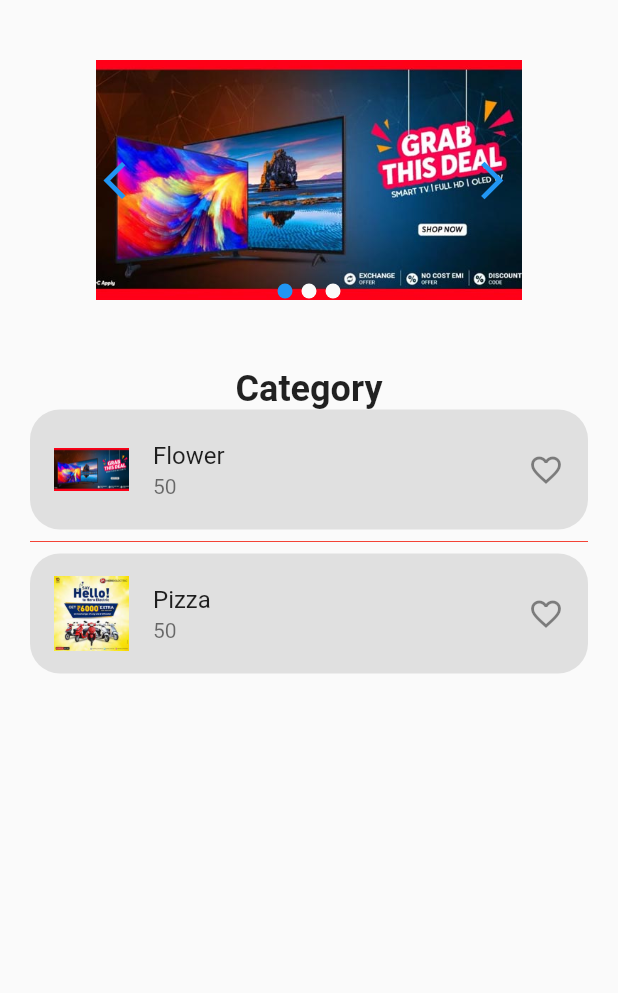
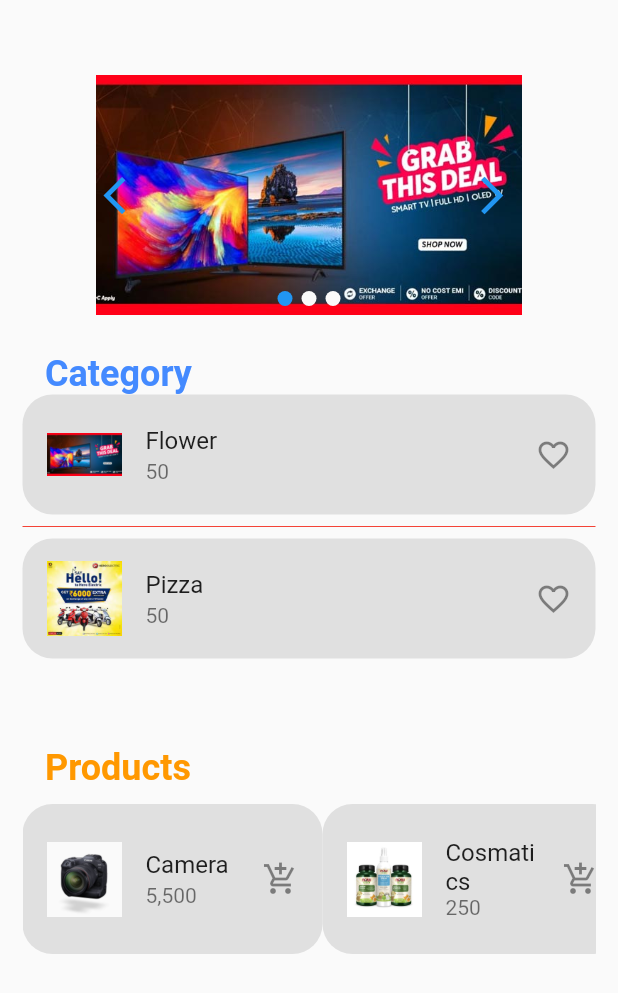
Before and after one commit to hagrasy/amit, a Flutter app: the screen it shows after launch, on a phone screen of 412 x 824 dp. Shown: the top 993 px of the screen. Run offline on Flutter 3.47's test engine with Material 2 defaults, Android fonts, the phone set to English and light mode, and no system bars; drawn by our look-alikes of card_swiper.

Commit message:
add products

```diff
--- /dev/null
+++ b/lib/model/product_model.dart
@@ -0,0 +1,32 @@
+import 'package:flutter/material.dart';
+
+class ItemShop {
+  String? pathPic;
+  String? textItem;
+  Icon? iconItem;
+  String? price;
+
+  ItemShop(
+      {required this.pathPic,
+      required this.textItem,
+      required this.iconItem,
+      required this.price});
+}
+
+List<ItemShop> dataShop = [
+  ItemShop(
+      pathPic: "assets/images/P1.jpg",
+      textItem: "Camera",
+      iconItem: const Icon(Icons.add_shopping_cart_outlined),
+      price: "5,500"),
+  ItemShop(
+      pathPic: "assets/images/P2.jpg",
+      textItem: "Cosmatics",
+      iconItem: const Icon(Icons.add_shopping_cart_outlined),
+      price: "250"),
+  ItemShop(
+      pathPic: "assets/images/P3.jpg",
+      textItem: "Iphone",
+      iconItem: const Icon(Icons.add_shopping_cart_outlined),
+      price: "32,000")
+];
--- a/lib/screens/home.dart
+++ b/lib/screens/home.dart
@@ -1,7 +1,8 @@
 import 'package:flutter/material.dart';
 import 'package:card_swiper/card_swiper.dart';
 import 'package:note_app/model/item_model.dart';
-
+import 'package:note_app/views/products.dart';
+import 'package:note_app/model/product_model.dart';
 import '../views/items.dart';
 
 // ignore: must_be_immutable
@@ -12,7 +13,7 @@ class HomeScreen extends StatelessWidget {
     "assets/images/2.png",
     "assets/images/3.jpeg",
   ];
-  List<String> data2 = ["Pizza", "Burger", "Crapes"];
+
   @override
   Widget build(BuildContext context) {
     return Scaffold(
@@ -20,7 +21,7 @@ class HomeScreen extends StatelessWidget {
         height: double.infinity,
         width: double.infinity,
         child: Padding(
-          padding: const EdgeInsets.all(20),
+          padding: const EdgeInsets.symmetric(vertical: 30, horizontal: 15),
           child: SingleChildScrollView(
             child: Column(
                 // mainAxisAlignment: MainAxisAlignment.start,
@@ -34,24 +35,39 @@ class HomeScreen extends StatelessWidget {
                         itemBuilder: (BuildContext context, int index) {
                           return Image.asset(image[index]);
                         },
+                        autoplay: true,
                         itemCount: 3,
-                        pagination: const SwiperPagination(),
+                        pagination:
+                            const SwiperPagination(margin: EdgeInsets.all(15)),
                         control: const SwiperControl(),
                       ),
                     ),
                   ),
                   const SizedBox(
-                    height: 25,
-                    width: 25,
+                    height: 5,
+                    width: 5,
                   ),
-                  const Text(
-                    "Category",
-                    style: TextStyle(fontSize: 24, fontWeight: FontWeight.bold),
+                  const Padding(
+                    padding: EdgeInsets.symmetric(
+                      horizontal: 15,
+                    ),
+                    child: Align(
+                      alignment: Alignment.centerLeft,
+                      child: Text(
+                        "Category",
+                        style: TextStyle(
+                          fontSize: 24,
+                          fontWeight: FontWeight.bold,
+                          color: Colors.blueAccent,
+                        ),
+                      ),
+                    ),
                   ),
                   SizedBox(
-                      height: 800,
+                      height: 200,
                       width: 400,
                       child: ListView.separated(
+                        scrollDirection: Axis.vertical,
                         shrinkWrap: true,
                         itemBuilder: (context, int index) {
                           return Items(
@@ -61,6 +77,41 @@ class HomeScreen extends StatelessWidget {
                         separatorBuilder: (context, int index) =>
                             const Divider(color: Colors.red),
                         itemCount: dataItem.length,
+                      )),
+                  const SizedBox(
+                    height: 25,
+                    width: 5,
+                  ),
+                  const Padding(
+                    padding: EdgeInsets.symmetric(
+                      horizontal: 15,
+                      vertical: 10,
+                    ),
+                    child: Align(
+                      alignment: Alignment.bottomLeft,
+                      child: Text(
+                        "Products",
+                        style: TextStyle(
+                          fontSize: 24,
+                          fontWeight: FontWeight.bold,
+                          color: Colors.orange,
+                        ),
+                      ),
+                    ),
+                  ),
+                  SizedBox(
+                      height: 100,
+                      width: 700,
+                      child: ListView.separated(
+                        scrollDirection: Axis.horizontal,
+                        itemBuilder: (context, int index) {
+                          return Products(
+                            itemShop: dataShop[index],
+                          );
+                        },
+                        separatorBuilder: (context, int index) =>
+                            const Divider(color: Colors.red),
+                        itemCount: dataShop.length,
                       ))
                 ]),
           ),
--- /dev/null
+++ b/lib/views/products.dart
@@ -0,0 +1,29 @@
+import 'package:flutter/material.dart';
+
+import '../model/product_model.dart';
+
+// ignore: must_be_immutable
+class Products extends StatelessWidget {
+  ItemShop? itemShop;
+  Products({super.key, required this.itemShop});
+
+  @override
+  Widget build(BuildContext context) {
+    return Container(
+        height: 100,
+        width: 200,
+        decoration: BoxDecoration(
+            color: Colors.grey[300], borderRadius: BorderRadius.circular(20)),
+        child: Center(
+            child: ListTile(
+          leading: Image.asset(
+            "${itemShop!.pathPic}",
+            height: 50,
+            width: 50,
+          ),
+          title: Text("${itemShop!.textItem}"),
+          subtitle: Text("${itemShop!.price}"),
+          trailing: const Icon(Icons.add_shopping_cart_outlined),
+        )));
+  }
+}
--- a/pubspec.yaml
+++ b/pubspec.yaml
@@ -67,6 +67,9 @@ flutter:
      - assets/images/1.jpg
      - assets/images/2.png
      - assets/images/3.jpeg
+     - assets/images/P1.jpg
+     - assets/images/P2.jpg
+     - assets/images/P3.jpg
 
   #   - images/a_dot_ham.jpeg
   #   - images/a_dot_ham.jpeg
```
Also changed, not shown: assets/images/P1.jpg (added), assets/images/P2.jpg (added), assets/images/P3.jpg (added).
